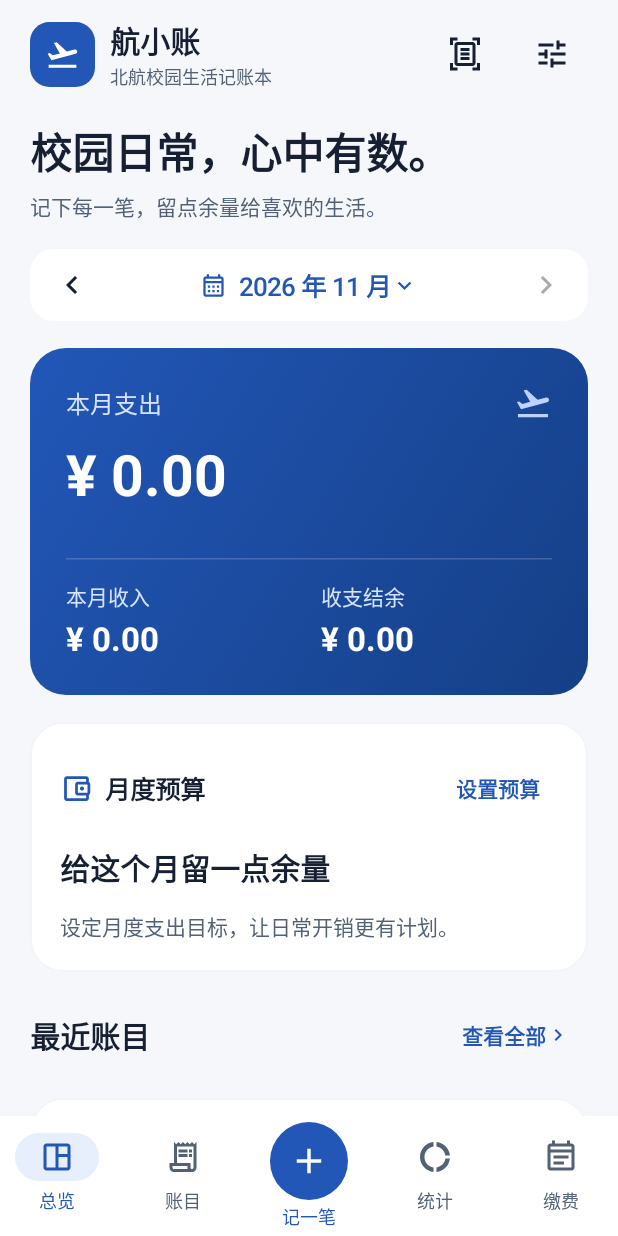
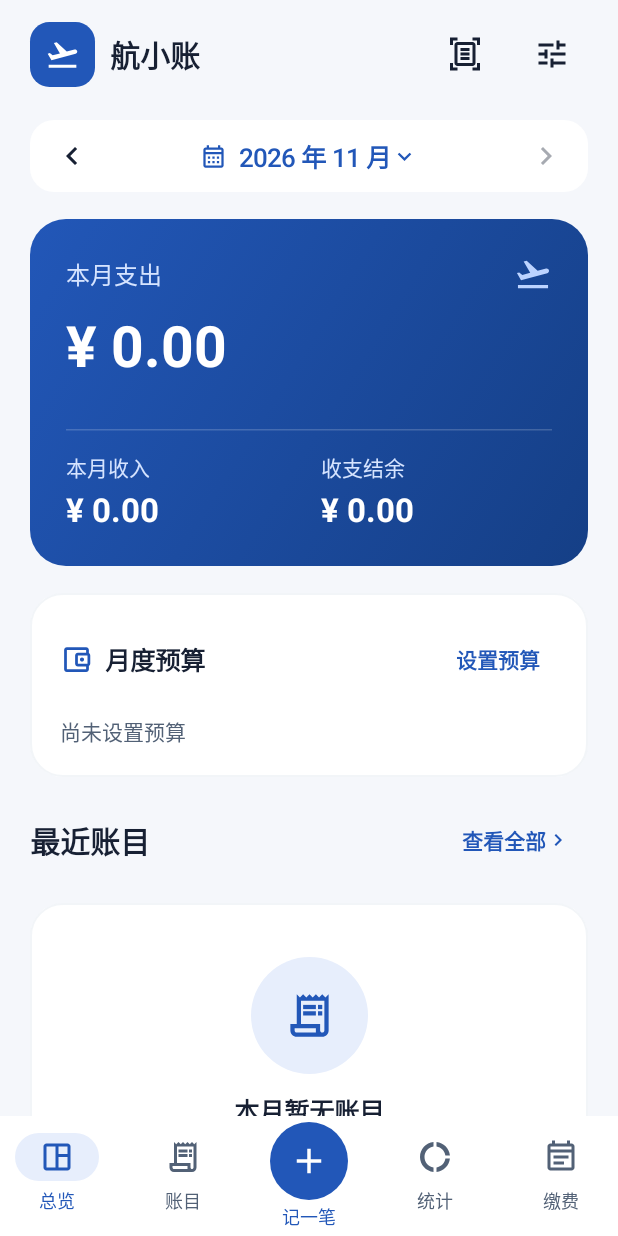
Before and after one commit to Ouniverse-X/AeroLedger, an Android app built with Jetpack Compose: the screen it shows after launch (MainActivity), on a phone screen of 412 x 824 dp. Run offline under Robolectric (Android 15) with nearby library versions, the phone set to English and light mode, and no system bars; our stand-ins replace Room's generated code.

Commit message:
简化页面与表单标题并移除全应用口号

```diff
--- a/app/src/main/java/cn/edu/buaa/ledger/ui/LedgerRoot.kt
+++ b/app/src/main/java/cn/edu/buaa/ledger/ui/LedgerRoot.kt
@@ -122,7 +122,7 @@ import java.util.UUID
             topBar={
                 Row(Modifier.fillMaxWidth().statusBarsPadding().padding(horizontal=20.dp,vertical=if(landscape)4.dp else 12.dp),verticalAlignment=Alignment.CenterVertically,horizontalArrangement=Arrangement.spacedBy(10.dp)) {
                     Surface(color=MaterialTheme.colorScheme.primary,shape=RoundedCornerShape(13.dp)) {Icon(Icons.Outlined.FlightTakeoff,null,Modifier.padding(if(landscape)6.dp else 10.dp).size(if(landscape)19.dp else 23.dp),tint=MaterialTheme.colorScheme.onPrimary)}
-                    Column(Modifier.weight(1f)) {Text("航小账",style=MaterialTheme.typography.titleLarge);if(!landscape)Text("北航校园生活记账本",style=MaterialTheme.typography.labelMedium,color=MaterialTheme.colorScheme.onSurfaceVariant)}
+                    Text("航小账",modifier=Modifier.weight(1f),style=MaterialTheme.typography.titleLarge)
                     IconButton({context.startActivity(Intent(context,cn.edu.buaa.ledger.recognition.ReceiptActivity::class.java))},enabled=data.ready){Icon(Icons.Outlined.DocumentScanner,"图片记账")}
                     IconButton({sheet="settings"}){Icon(Icons.Outlined.Tune,"设置与数据管理")}
                 }
@@ -160,7 +160,7 @@ import java.util.UUID
               Box(Modifier.weight(1f).fillMaxHeight()) {
                 when {
                     startupError!=null->Column(Modifier.padding(20.dp)){EmptyState("暂时无法打开账本",startupError!!,"重试",vm::load,Icons.Outlined.ErrorOutline)}
-                    !data.ready->Column(Modifier.fillMaxSize(),verticalArrangement=Arrangement.Center,horizontalAlignment=Alignment.CenterHorizontally){CircularProgressIndicator();Spacer(Modifier.height(16.dp));Subtitle("正在打开你的校园账本…")}
+                    !data.ready->Column(Modifier.fillMaxSize(),verticalArrangement=Arrangement.Center,horizontalAlignment=Alignment.CenterHorizontally){CircularProgressIndicator();Spacer(Modifier.height(16.dp));Subtitle("正在加载…")}
                     tab==0->Overview(data,filter,::change,{sheet="budget"},{sheet="entry:${it.id}"},{change(filter.copy(day=null,category=null,type=null));tab=1},{tab=3},{confirmDemo=true})
                     tab==1->EntriesScreen(data,filter,::change,{sheet="entry:${it.id}"},{sheet="csv"},{sheet="text"})
                     tab==2->StatisticsScreen(data,filter,::change,{change(it);tab=1},{sheet="review"})
@@ -208,7 +208,7 @@ import java.util.UUID
 
 @Composable private fun CsvMenu(busy:Boolean,onImport:()->Unit,onAll:()->Unit,onFiltered:()->Unit) {
     Column(Modifier.fillMaxWidth().padding(20.dp).verticalScroll(rememberScrollState()),verticalArrangement=Arrangement.spacedBy(16.dp)) {
-        Text("账目随你，妥善保存",style=MaterialTheme.typography.headlineSmall)
+        Text("导入与导出",style=MaterialTheme.typography.headlineSmall)
         Subtitle("通过系统文件选择器导入或导出 UTF-8 CSV。只包含账目，预算、计划与回顾不随文件转移。")
         PrimaryButton("选择文件并预览导入",!busy,onClick=onImport)
         OutlinedButton(onAll,Modifier.fillMaxWidth().heightIn(min=48.dp),enabled=!busy){Icon(Icons.Outlined.FileDownload,null);Spacer(Modifier.width(8.dp));Text("导出全部账目")}
@@ -220,7 +220,7 @@ import java.util.UUID
 
 @Composable private fun ImportPreviewSheet(preview:ImportPreview,busy:Boolean,onConfirm:(Boolean)->Unit) {
     var keep by rememberSaveable{mutableStateOf(false)}
-    EditorFrame("先核对，再导入",preview.filename,busy,"确认导入 ${preview.valid+if(keep)preview.suspicious else 0} 笔",{onConfirm(keep)}) {
+    EditorFrame("导入预览",preview.filename,busy,"确认导入 ${preview.valid+if(keep)preview.suspicious else 0} 笔",{onConfirm(keep)}) {
         Panel {
             Row(horizontalArrangement=Arrangement.spacedBy(12.dp)){Column(Modifier.weight(1f)){Text("${preview.valid}",style=MaterialTheme.typography.headlineSmall);Subtitle("校验通过")};Column(Modifier.weight(1f)){Text("${preview.duplicate}",style=MaterialTheme.typography.headlineSmall);Subtitle("确定重复")}}
             Row(horizontalArrangement=Arrangement.spacedBy(12.dp)){Column(Modifier.weight(1f)){Text("${preview.suspicious}",style=MaterialTheme.typography.headlineSmall);Subtitle("疑似重复")};Column(Modifier.weight(1f)){Text("${preview.invalid}",style=MaterialTheme.typography.headlineSmall,color=MaterialTheme.colorScheme.error);Subtitle("无效记录")}}
@@ -239,7 +239,7 @@ import java.util.UUID
 @Composable private fun ImportResultSheet(values:List<Int>,onClose:()->Unit,onView:()->Unit) {
     Column(Modifier.fillMaxWidth().padding(24.dp),verticalArrangement=Arrangement.spacedBy(18.dp)) {
         Icon(Icons.Outlined.TaskAlt,null,tint=MaterialTheme.colorScheme.secondary,modifier=Modifier.size(42.dp))
-        Text("账目已整理完成",style=MaterialTheme.typography.headlineSmall)
+        Text("导入结果",style=MaterialTheme.typography.headlineSmall)
         Panel{Text("成功导入 ${values[0]} 笔",style=MaterialTheme.typography.titleLarge);Subtitle("跳过重复 ${values[1]} 笔 · 无效记录 ${values[2]} 笔");Subtitle("新账目会按文件中的日期显示，可切换月份查看。预算、计划与回顾未改变。")}
         PrimaryButton("前往账目",onClick=onView)
         TextButton(onClose,Modifier.fillMaxWidth()){Text("完成")}
@@ -247,17 +247,17 @@ import java.util.UUID
 }
 
 @Composable private fun TextEntrySheet(raw:String,change:(String)->Unit,onParse:()->Unit) {
-    EditorFrame("把一句日常，变成账目","本地规则提取，不发送到网络；结果由你确认。",false,"提取并核对账目",onParse) {
+    EditorFrame("文本记账","本地规则提取，不发送到网络；结果由你确认。",false,"提取并核对账目",onParse) {
         OutlinedTextField(raw,{change(it.take(2000))},Modifier.fillMaxWidth(),label={Text("粘贴或输入消费记录")},placeholder={Text("例如：2026-11-04 学一食堂午餐 12.5 元")},minLines=6,shape=RoundedCornerShape(14.dp),supportingText={Text("${raw.length}/2000")})
-        Panel {Text("试试这些校园日常",style=MaterialTheme.typography.titleMedium);listOf("${LocalDate.now()} 学一食堂午餐 12.5 元","今天地铁通勤 6 元","昨天收到助教劳务 500 元").forEach{example->TextButton({change(example)},Modifier.fillMaxWidth()){Text(example)}}}
+        Panel {Text("示例",style=MaterialTheme.typography.titleMedium);listOf("${LocalDate.now()} 学一食堂午餐 12.5 元","今天地铁通勤 6 元","昨天收到助教劳务 500 元").forEach{example->TextButton({change(example)},Modifier.fillMaxWidth()){Text(example)}}}
         Subtitle("多个金额、日期缺失或格式不清时会留待核对；确认前不会生成正式账目。")
     }
 }
 
 @Composable private fun SettingsSheet(theme:String,onTheme:(String)->Unit,onDemo:()->Unit,onCsv:()->Unit,onNotify:()->Unit,notifications:Boolean) {
     Column(Modifier.fillMaxWidth().fillMaxHeight(.9f).padding(horizontal=20.dp).verticalScroll(rememberScrollState()),verticalArrangement=Arrangement.spacedBy(18.dp)) {
-        Text("你的账本，按你的习惯",style=MaterialTheme.typography.headlineSmall)
-        Subtitle("航小账 1.0 · 北航校园生活记账本")
+        Text("设置",style=MaterialTheme.typography.headlineSmall)
+        Subtitle("航小账 1.0")
         Panel {Text("外观",style=MaterialTheme.typography.titleMedium)
             listOf("system" to "跟随系统","light" to "浅色","dark" to "深色").forEach{(v,label)->Row(Modifier.fillMaxWidth().clickable{onTheme(v)},verticalAlignment=Alignment.CenterVertically){RadioButton(theme==v,{onTheme(v)});Text(label)}}
         }
@@ -266,7 +266,7 @@ import java.util.UUID
             SettingsAction(Icons.Outlined.ImportExport,"CSV 导入与导出",onCsv)
             SettingsAction(Icons.Outlined.School,"载入校园示例数据",onDemo)
         }
-        Panel {Text("本机保存，自己掌握",style=MaterialTheme.typography.titleMedium)
+        Panel {Text("数据存储",style=MaterialTheme.typography.titleMedium)
             Subtitle("账目、预算、计划和回顾均保存于本机，无需注册。卸载会删除本地数据；建议定期导出账目。CSV 不包含预算、计划和回顾。")
             Subtitle("缴费计划不会自动入账。通知权限用于到期提醒，精确提醒授权用于准时送达，开机权限用于恢复计划；文件由系统选择器授权。系统强行停止后需重新打开应用恢复提醒。")
         }
--- a/app/src/main/java/cn/edu/buaa/ledger/ui/Screens.kt
+++ b/app/src/main/java/cn/edu/buaa/ledger/ui/Screens.kt
@@ -23,14 +23,6 @@ import cn.edu.buaa.ledger.domain.*
 import cn.edu.buaa.ledger.ui.components.*
 import java.time.*
 import java.time.format.DateTimeFormatter
-
-@Composable fun PageTitle(title: String, subtitle: String) {
-    if(LocalConfiguration.current.screenHeightDp<500)return
-    Column(verticalArrangement=Arrangement.spacedBy(6.dp)) {
-        Text(title,style=MaterialTheme.typography.headlineMedium)
-        Subtitle(subtitle)
-    }
-}
 
 @Composable fun MonthPicker(filter: FilterSpec, change: (FilterSpec) -> Unit, latestDate: LocalDate? = null) {
     val context=LocalContext.current
@@ -64,8 +56,7 @@ import java.time.format.DateTimeFormatter
             TextButton(edit) { Text(if(budget==0L) "设置预算" else "调整") }
         }
         if(budget==0L) {
-            Text("给这个月留一点余量",style=MaterialTheme.typography.titleLarge)
-            Subtitle("设定月度支出目标，让日常开销更有计划。")
+            Subtitle("尚未设置预算")
         } else {
             Row(verticalAlignment=Alignment.CenterVertically,horizontalArrangement=Arrangement.spacedBy(8.dp)) {
                 Tag(when { remaining<0->"已超支";remaining==0L->"预算已用完";else->"剩余额度" },if(remaining<0) MaterialTheme.colorScheme.error else MaterialTheme.colorScheme.primary)
@@ -87,7 +78,6 @@ import java.time.format.DateTimeFormatter
     val monthEntries=data.monthEntries(filter.month); val total=monthEntries.totals()
     val compact=LocalConfiguration.current.screenHeightDp<500
     LazyColumn(contentPadding=PaddingValues(start=20.dp,end=20.dp,top=8.dp,bottom=110.dp),verticalArrangement=Arrangement.spacedBy(18.dp)) {
-        if(!compact)item { PageTitle("校园日常，心中有数。","记下每一笔，留点余量给喜欢的生活。") }
         item { MonthPicker(filter,change,latestDate=today) }
         item {
           Row(horizontalArrangement=Arrangement.spacedBy(16.dp)) {
@@ -128,11 +118,10 @@ import java.time.format.DateTimeFormatter
             }
         }
         item { SectionHeader("最近账目","查看全部",onAll) }
-        if(monthEntries.isEmpty()) item { EmptyState("这个月，从第一笔开始","一顿食堂午餐、一笔生活费，都值得记下。","载入校园示例",onDemo) }
+        if(monthEntries.isEmpty()) item { EmptyState("本月暂无账目","","载入校园示例",onDemo) }
         else item { Panel {
             monthEntries.take(5).forEachIndexed { i,e -> if(i>0) HorizontalDivider(color=MaterialTheme.colorScheme.outlineVariant.copy(alpha=.55f)); EntryRow(e) {onEntry(e)} }
         } }
-        item { Subtitle("数据保存在本机 · 示例账目均已单独标注") }
     }
 }
 
@@ -168,7 +157,6 @@ import java.time.format.DateTimeFormatter
     val entries=filter.select(data.entries);val total=entries.totals()
     var limit by rememberSaveable(filter) { mutableIntStateOf(50) }
     LazyColumn(contentPadding=PaddingValues(start=20.dp,end=20.dp,top=8.dp,bottom=110.dp),verticalArrangement=Arrangement.spacedBy(16.dp)) {
-        item { PageTitle("每一笔，都有迹可循。","按日期与类别，找到想核对的日常。") }
         item { Column { Filters(filter,change) } }
         item { Panel {
             Row(horizontalArrangement=Arrangement.spacedBy(16.dp)) {
@@ -202,7 +190,6 @@ import java.time.format.DateTimeFormatter
 @Composable fun StatisticsScreen(data: LedgerData,filter: FilterSpec,change:(FilterSpec)->Unit,onDetails:(FilterSpec)->Unit,onReview:()->Unit) {
     val entries=filter.select(data.entries)
     LazyColumn(contentPadding=PaddingValues(start=20.dp,end=20.dp,top=8.dp,bottom=110.dp),verticalArrangement=Arrangement.spacedBy(18.dp)) {
-        item { PageTitle("花在哪里，一目了然。","把数字看清楚，把生活安排好。") }
         item { Column { Filters(filter,change) } }
         item { Subtitle("分类图范围：${filter.label} · ${filter.category?.let(::categoryName)?:"全部类别"}") }
         item { CategoryDonut(entries) {code->onDetails(filter.copy(category=code,type="expense"))} }
@@ -210,9 +197,8 @@ import java.time.format.DateTimeFormatter
         item { Panel {
             Row(horizontalArrangement=Arrangement.spacedBy(10.dp),verticalAlignment=Alignment.CenterVertically) {
                 Surface(color=MaterialTheme.colorScheme.primaryContainer,shape=RoundedCornerShape(12.dp)) { Icon(Icons.Outlined.AutoStories,null,Modifier.padding(12.dp),tint=MaterialTheme.colorScheme.primary) }
-                Column(Modifier.weight(1f)) { Text("月度消费回顾",style=MaterialTheme.typography.titleLarge);Subtitle("${filter.month} · 全月全部类别") }
+                Column(Modifier.weight(1f)) { Text("月度回顾",style=MaterialTheme.typography.titleLarge);Subtitle("${filter.month} · 全月全部类别") }
             }
-            Subtitle("从真实账目出发，看看这个月的支出与预算。可以核对依据，也可以写下自己的想法。")
             PrimaryButton(if(data.reviews.any{it.month==filter.month.toString()}) "查看已保存回顾" else "生成本月回顾",onClick=onReview)
         } }
     }
@@ -230,18 +216,17 @@ fun formatDue(at: Long) = DateTimeFormatter.ofPattern("MM-dd HH:mm").format(Inst
         text={Text("${plan.name} · ¥${plan.amountCents.money()}\n将撤销提醒，不自动生成账目。如需记账，可点击“另记一笔”。")},
         confirmButton={TextButton({onChange(plan.copy(status="paid"));confirm=null}){Text("标记已缴")}},dismissButton={TextButton({confirm=null}){Text("返回")}}) }
     LazyColumn(contentPadding=PaddingValues(start=20.dp,end=20.dp,top=8.dp,bottom=110.dp),verticalArrangement=Arrangement.spacedBy(18.dp)) {
-        item { PageTitle("到期之前，心里有底。","电费、网费与生活计划，都妥善安排。") }
         item { Panel {
             Row(verticalAlignment=Alignment.CenterVertically,horizontalArrangement=Arrangement.spacedBy(10.dp)) {
                 Icon(if(notifications)Icons.Outlined.NotificationsActive else Icons.Outlined.NotificationsOff,null,tint=MaterialTheme.colorScheme.primary)
-                Text(if(notifications)"系统通知已开启" else "开启通知，及时提醒",style=MaterialTheme.typography.titleMedium)
+                Text(if(notifications)"系统通知已开启" else "系统通知未开启",style=MaterialTheme.typography.titleMedium)
             }
             Subtitle(if(!notifications)"计划会保留在本机。允许通知后，未提醒的到期项目会补发。" else if(exact)"到期发送系统通知；已缴、取消或关闭后撤销。" else "当前使用弹性提醒，系统可能延迟。允许精确提醒后可准时验收。")
             if(!notifications) PrimaryButton("开启系统通知",onClick=onPermission)
             if(!exact) TextButton(onExact) { Text("允许精确提醒");Icon(Icons.Outlined.ChevronRight,null,Modifier.size(16.dp)) }
         } }
         item { Row(Modifier.fillMaxWidth(),horizontalArrangement=Arrangement.SpaceBetween,verticalAlignment=Alignment.CenterVertically) { Text("待缴计划",style=MaterialTheme.typography.titleLarge);Tag("${pending.size} 项") } }
-        if(pending.isEmpty()) item { EmptyState("暂时没有待缴项目","用右下角的加号，安排下一笔生活缴费。",icon=Icons.Outlined.EventAvailable) }
+        if(pending.isEmpty()) item { EmptyState("暂时没有待缴项目","点击“添加计划”新建缴费项目。",icon=Icons.Outlined.EventAvailable) }
         items(pending,key={it.id}) { plan -> PaymentCard(plan,onEdit,onChange,{confirm=it},onRecord,notifications) }
         if(history.isNotEmpty()) {
             item { SectionHeader("历史计划 · ${history.size} 项",if(showHistory)"收起" else "展开") {showHistory=!showHistory} }
--- a/app/src/main/java/cn/edu/buaa/ledger/ui/components/Components.kt
+++ b/app/src/main/java/cn/edu/buaa/ledger/ui/components/Components.kt
@@ -120,7 +120,7 @@ private fun Color.luminanceValue() = red * .2126f + green * .7152f + blue * .072
                 Icon(icon,null,Modifier.size(34.dp),tint=MaterialTheme.colorScheme.primary)
             }
             Text(title,style=MaterialTheme.typography.titleMedium)
-            Subtitle(description)
+            if(description.isNotBlank()) Subtitle(description)
             if(action!=null) FilledTonalButton(onAction, shape=RoundedCornerShape(12.dp)) { Text(action) }
         }
     }
```
Also changed, not shown: app/src/main/java/cn/edu/buaa/ledger/ui/Editors.kt (+10 -9 lines), 1 other file.
